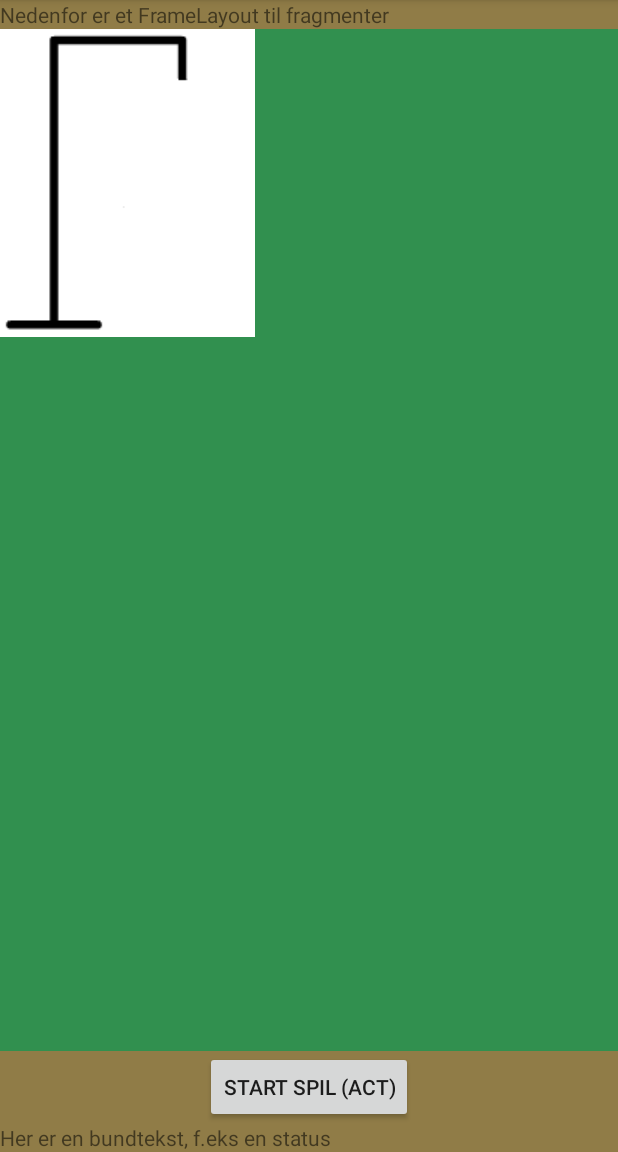
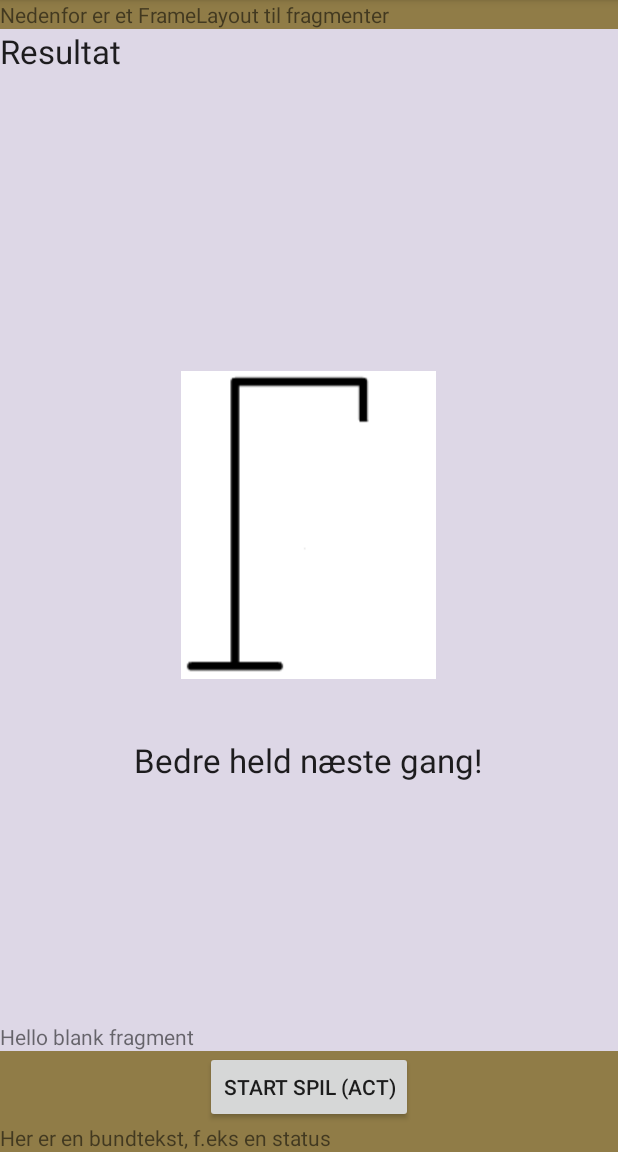
Before and after one commit to jma73/Galgeleg, an Android app: the fragment FragmentSpilslut placed in its activity, on a phone screen of 412 x 824 dp, the part 84-1236 px from its top. Run offline under Robolectric (Android 15) with nearby library versions, the phone set to English and light mode, and no system bars.

Commit message:
så kom spilslut fragmentet også med...

```diff
--- a/app/src/main/java/dk/jpeace/jan/galgeleg/FragmentSpillet.java
+++ b/app/src/main/java/dk/jpeace/jan/galgeleg/FragmentSpillet.java
@@ -56,7 +56,6 @@ public class FragmentSpillet extends Fragment implements View.OnClickListener {
         buttonGætBogstav = (Button) rod.findViewById(R.id.buttonGætBogstav);
         buttonGætBogstav.setOnClickListener(this);
 
-        // textViewTest1
         textViewTest1 = (TextView) rod.findViewById(R.id.TextViewFragSpilTest1);
         TextViewFSordVisning = (TextView) rod.findViewById(R.id.TextViewFSordVisning);
         textViewFSheader = (TextView) rod.findViewById(R.id.textViewFSheader);
@@ -159,21 +158,21 @@ public class FragmentSpillet extends Fragment implements View.OnClickListener {
                 Log.d("jj", "spillet er tabt!");
                 buttonGætBogstav.setEnabled(false);
 
-                // todo jan: jeg kan desværre ikke når at gøre dette færdigt.
-                // startFragmentSpilslut(spilleTid, false);
+                startFragmentSpilslut(spilleTid, false);
 
             }
             else if(ForsideActivity.galgelogik.erSpilletVundet())
             {
                 String statusText = "Spillet er vundet!!!";
+                Log.d("jj", statusText);
+
                 textViewTest1.setText(statusText);
                 textViewTest1.setTextColor(Color.GREEN);
                 Toast.makeText(getActivity(), statusText, Toast.LENGTH_LONG).show();
                 Log.d("jj", statusText);
                 buttonGætBogstav.setEnabled(false);
 
-                // todo jan: jeg kan desværre ikke når at gøre dette færdigt.
-                // startFragmentSpilslut(spilleTid, true);
+                startFragmentSpilslut(spilleTid, true);
 
             }
         }
--- a/app/src/main/java/dk/jpeace/jan/galgeleg/FragmentSpilslut.java
+++ b/app/src/main/java/dk/jpeace/jan/galgeleg/FragmentSpilslut.java
@@ -8,17 +8,20 @@ import android.util.Log;
 import android.view.LayoutInflater;
 import android.view.View;
 import android.view.ViewGroup;
+import android.widget.TextView;
 
 
 public class FragmentSpilslut extends Fragment {
     // TODO: Rename parameter arguments, choose names that match
     // the fragment initialization parameters, e.g. ARG_ITEM_NUMBER
-    private static final String ER_SPIL_VUNDET = "false";
+    // private static final String ER_SPIL_VUNDET = "false";
     private static final String ARG_PARAM2 = "param2";
 
     // TODO: Rename and change types of parameters
     private boolean erSpilletVundet;
     private String spilleTid;
+    private TextView textViewSpilSlutTid;
+    private TextView textViewSpilSlutResultat;
 
 //    private OnFragmentInteractionListener mListener;
 
@@ -64,14 +67,23 @@ public class FragmentSpilslut extends Fragment {
 //        long spilleTid = intent.getLongExtra(GalgelejActivity.SPILLE_TID, -1);
 
 
+        textViewSpilSlutTid = (TextView) rod.findViewById(R.id.textViewSpilSlutTid);
+        textViewSpilSlutResultat = (TextView) rod.findViewById(R.id.textViewSpilSlutResultat);
+
+
         if (getArguments() != null) {
-            erSpilletVundet = getArguments().getBoolean(ER_SPIL_VUNDET);
-            spilleTid = getArguments().getString(ARG_PARAM2);
+            erSpilletVundet = getArguments().getBoolean(FragmentSpillet.ER_SPIL_VUNDET);
+            spilleTid = getArguments().getString(FragmentSpillet.SPILLE_TID);
         }
         Log.d("fragment_spilslut", "onCreateView");
         Log.d("fragment_spilslut", String.valueOf(erSpilletVundet));
         Log.d("fragment_spilslut", String.valueOf(spilleTid));
 
+        textViewSpilSlutTid.setText("Du brugte " + spilleTid + " sekunder.");
+        if(erSpilletVundet)
+            textViewSpilSlutTid.setText("Tillykke - du gættede ordet!");
+        else
+            textViewSpilSlutTid.setText("Bedre held næste gang!");
 
         return rod;
     }
--- a/app/src/main/res/layout/fragment_spilslut.xml
+++ b/app/src/main/res/layout/fragment_spilslut.xml
@@ -1,28 +1,52 @@
-<FrameLayout xmlns:android="http://schemas.android.com/apk/res/android"
-    xmlns:tools="http://schemas.android.com/tools" android:layout_width="match_parent"
-    android:layout_height="match_parent" tools:context="dk.jpeace.jan.galgeleg.FragmentSpilslut">
-
-    <TextView
-        android:layout_width="match_parent"
-        android:layout_height="match_parent"
-        android:text="@string/hello_blank_fragment" />
-
+<!--<FrameLayout xmlns:android="http://schemas.android.com/apk/res/android"-->
+    <!--xmlns:tools="http://schemas.android.com/tools" android:layout_width="match_parent"-->
+    <!--android:layout_height="match_parent" tools:context="dk.jpeace.jan.galgeleg.FragmentSpilslut">-->
+<LinearLayout xmlns:android="http://schemas.android.com/apk/res/android"
+    android:layout_width="match_parent"
+    android:layout_height="match_parent"
+    android:background="#f0e8dcf0"
+    android:orientation="vertical">
     <TextView
         android:layout_width="wrap_content"
         android:layout_height="wrap_content"
         android:textAppearance="?android:attr/textAppearanceLarge"
         android:layout_weight="2"
 
-        android:text="Large Text"
-        android:id="@+id/textViewSpilSlut"
-         />
+        android:text="Resultat"
+        android:id="@+id/textViewSpilSlutResultat"
+        />
 
     <ImageView
         android:layout_width="wrap_content"
         android:layout_height="wrap_content"
-        android:layout_weight="2"
+        android:layout_weight="1"
+        android:layout_gravity="center"
 
         android:id="@+id/imageViewSpilSlut"
         android:src="@drawable/galge" />
+    <TextView
+        android:layout_width="wrap_content"
+        android:layout_height="wrap_content"
+        android:textAppearance="?android:attr/textAppearanceLarge"
+        android:layout_weight="2"
+        android:layout_gravity="center_horizontal"
 
-</FrameLayout>
+        android:text="Resultat"
+        android:id="@+id/textViewSpilSlutTid"
+        />
+
+    <LinearLayout
+        android:layout_width="wrap_content"
+        android:layout_height="wrap_content">
+
+    <TextView
+        android:layout_width="wrap_content"
+        android:layout_height="wrap_content"
+        android:text="@string/hello_blank_fragment" />
+
+
+
+
+
+</LinearLayout>
+</LinearLayout>
```
